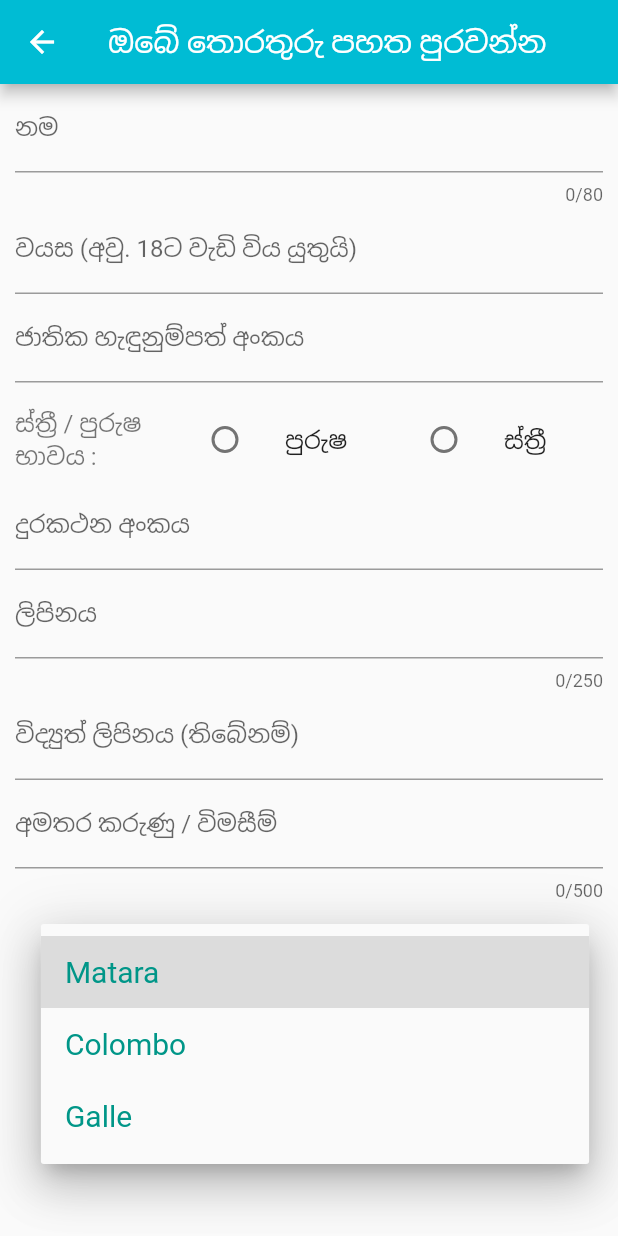
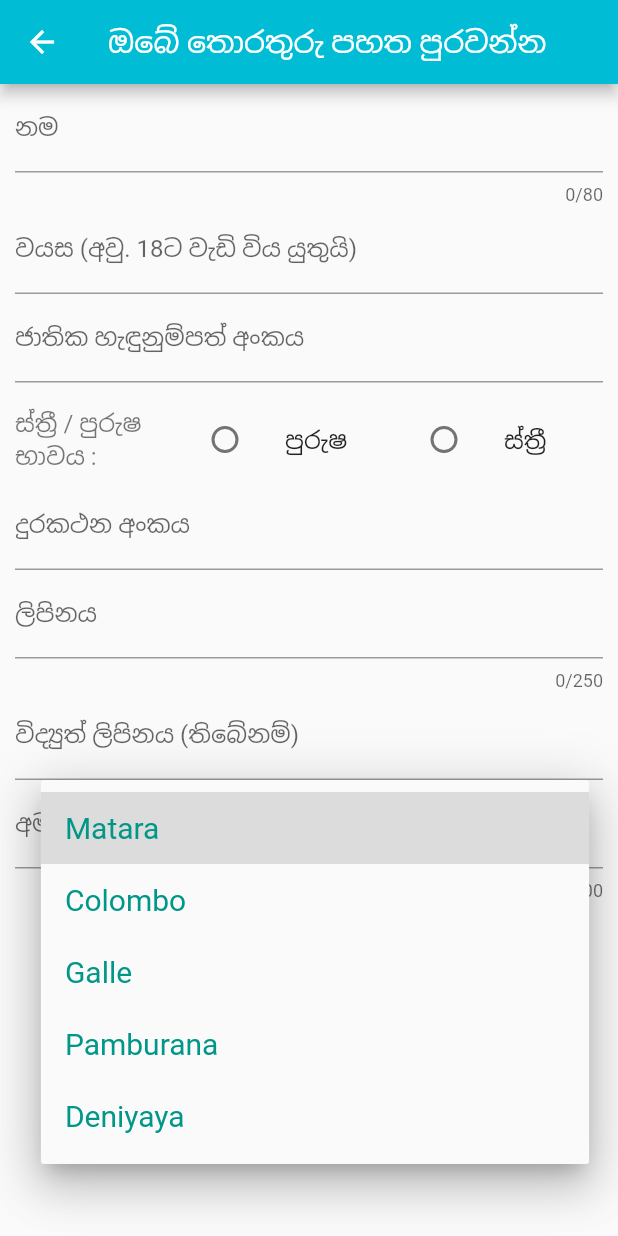
Before and after one commit to BlueZoft/HetarataFrontend, a Flutter app: the CustomerForm screen opened directly, after a tap on "ඔබට ළඟම බැංකු ශාඛාව මෙතනින් තෝරන්න.", on a phone screen of 412 x 824 dp. Run offline on Flutter 3.47's test engine with Material 2 defaults, Android fonts, the light colour scheme and no system bars.

Commit message:
Commit April 27th 2022

```diff
--- a/lib/Screen 4 - User Form.dart
+++ b/lib/Screen 4 - User Form.dart
@@ -1,51 +1,17 @@
 import 'dart:convert';
-import 'dart:async';
 import 'package:flutter/material.dart';
 import 'package:http/http.dart' as http;
+// import 'Fetch User Data.dart';
 
-
-Future<User> fetchUser() async{
-  final response = await http.get(Uri.parse('http://10.0.2.2:5000/api/userdata'));
-
-  if (response.statusCode == 200) {
-    return User.fromJson(jsonDecode(response.body));
-  }
-  else {
-    throw Exception('Failed to load user');
-  }
-}
-
-class User {
-  final String nic;
-  final String createdAt;
-
-  const User({this.nic, this.createdAt});
-
-  factory User.fromJson(Map<String, dynamic> json) {
-    return User(
-        nic: json['NIC'],
-        createdAt: json['createdAt']
-    );
-  }
-}
 
 class CustomerForm extends StatefulWidget {
   const CustomerForm({Key key}) : super(key: key);
-
-
   @override
   CustomerFormState createState() {
     return CustomerFormState();
   }}
 
 class CustomerFormState extends State<CustomerForm> {
-Future<User> futureUser;
-
-  @override
-  void initState() {
-    super.initState();
-    futureUser = fetchUser();
-  }
   final formKey = GlobalKey<FormState>();
 
   String _name = '';
@@ -57,7 +23,7 @@ Future<User> futureUser;
   String _email = '';
   String _inquiry = '';
   String _branch = '';
-
+  final branchList = ['Matara', 'Colombo', 'Galle','Pamburana','Deniyaya'];
 
   @override
     Widget build(BuildContext context) => Scaffold(
@@ -108,15 +74,12 @@ Future<User> futureUser;
                       decoration: InputDecoration(
                           labelText: 'ජාතික හැඳුනුම්පත් අංකය'),
                       validator: (value) {
+                         RegExp regExp = new RegExp(r'^([0-9]{9}[xXvV]|[0-9]{12})$');
                         if (value.isEmpty) {
                           return 'මෙම තොරතුරු අවශ්‍යයි';}
-                        //TODO finish regexp
-                        String p =  r'(^[0-9vVxX]{10,12}$)';
-                        RegExp regExp = new RegExp(p);
-                        if (regExp.hasMatch(p)) {
-                          return null;}
-                        else
-                          return 'ඇතුළත් කල ජාතික හැඳුනුම්පත් අංකය වලංගු නොවේ';},
+                        else if (!regExp.hasMatch(value)) {
+                          return 'වලංගු ජාතික හැඳුනුම්පත් අංකයක් ඇතුළත් කරන්න';}
+                        else {return null;}},
                       onSaved: (value) => _nic = value),
                 ),
                 Padding(
@@ -157,8 +120,7 @@ Future<User> futureUser;
                       decoration: InputDecoration(
                           labelText: 'දුරකථන අංකය'),
                       validator: (value) {
-                        String pattern = r'^[0-9]{10}$';
-                        RegExp regExp = new RegExp(pattern);
+                        RegExp regExp = new RegExp(r'^[0-9]{10}$');
                         if (value.length == 0) {
                           return 'මෙම තොරතුරු අවශ්‍යයි';}
                         else if (!regExp.hasMatch(value)) {
@@ -204,32 +166,24 @@ Future<User> futureUser;
                       onSaved: (value) => _inquiry = value),
                 ),
                 Padding(padding: const EdgeInsets.fromLTRB(0, 0, 0, 25),),
-                DropdownButton(
+                DropdownButton<String>(
                   hint: Text('ඔබට ළඟම බැංකු ශාඛාව මෙතනින් තෝරන්න.'),
                   icon: Icon(Icons.arrow_downward),
                   iconSize: 24,
                   elevation: 16,
                   style: TextStyle(color: Colors.teal),
-                  underline: Container(
-                    height: 2,
-                    color: Colors.teal,
-                  ),
-                  onChanged: (value) async {
-                    setState(() {
-                      _branch = value;
-                      debugPrint(value);
-                    });
-                  },
-                  items: <String>['Matara', 'Colombo', 'Galle']
-                      .map<DropdownMenuItem<String>>((String value) {
+                  underline: Container(height: 2, color: Colors.teal,),
+
+                  items: branchList.map<DropdownMenuItem<String>>((String value) {
                     return DropdownMenuItem<String>(
                         value: value,
                         child: Text(
                           value,
                           style: TextStyle(fontSize: 20.0),
-                          textAlign: TextAlign.center,
-                        ));
-                  }).toList(),
+                          textAlign: TextAlign.center,));}).toList(),
+                  onChanged: (value) {setState(() {_branch = value; debugPrint(value);});
+                  },
+
                 ),
                 Padding(padding: const EdgeInsets.fromLTRB(0, 0, 0, 45),),
 
@@ -252,17 +206,16 @@ Future<User> futureUser;
                         duration: Duration(milliseconds: 3000),);
                       ScaffoldMessenger.of(context).showSnackBar(snackBar);}
                     else
-                     /* final timeNow = new DateTime.now();
-                    final lastEntry = DateTime.parse(futureUser.createdAt);
-                    final difference = (timeNow.difference(lastEntry)).inHours;
-                    if (futureUser.nic = _nic && difference<24) {
-                      final message = '‍පෙර විමසීම කර කාලය ඉකුත් වී නැත';
-                      final snackBar =  SnackBar(
-                        content: Text(message),
-                        backgroundColor:Colors.redAccent,
-                        duration: Duration(milliseconds: 3000),);
-                      ScaffoldMessenger.of(context).showSnackBar(snackBar);}*/
-                      //TODO : If futureUser.NIC = to _nic && parsetodate(futureUser.createdAt) < 24 hours, error message and no validation
+                   // final timeNow = new DateTime.now();
+                   //  final lastEntry = DateTime.parse(futureUser.createdAt);
+                   //  final difference = (timeNow.difference(lastEntry)).inHours;
+                   //  if (futureUser.nic = _nic && difference<24) {
+                   //    final message = '‍පෙර විමසීම කර කාලය ඉකුත් වී නැත';
+                   //    final snackBar =  SnackBar(
+                   //      content: Text(message),
+                   //      backgroundColor:Colors.redAccent,
+                   //      duration: Duration(milliseconds: 3000),);
+                   //    ScaffoldMessenger.of(context).showSnackBar(snackBar);
 
                     if (formKey.currentState.validate()){
                       formKey.currentState.save();
```
Also changed, not shown: lib/Build loan details card.dart (+15 -0 lines), lib/Fetch User Data.dart (renamed from lib/Internet.dart, +9 -1 lines).
